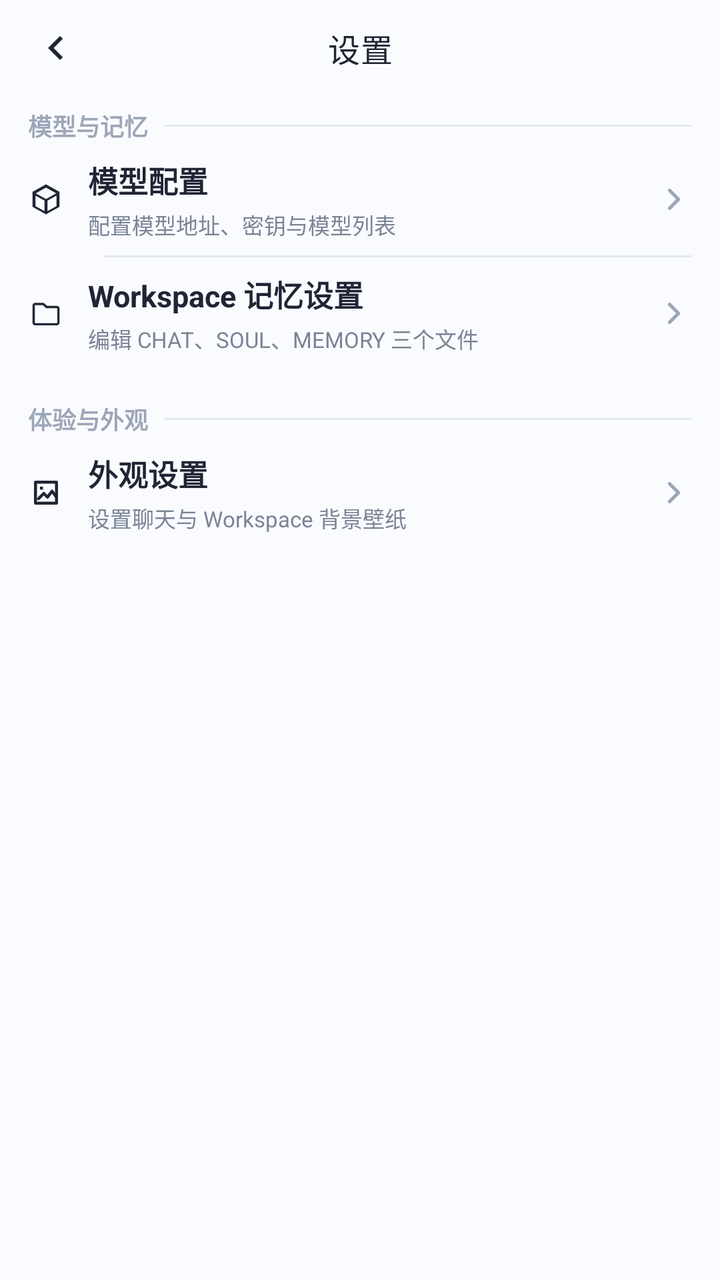
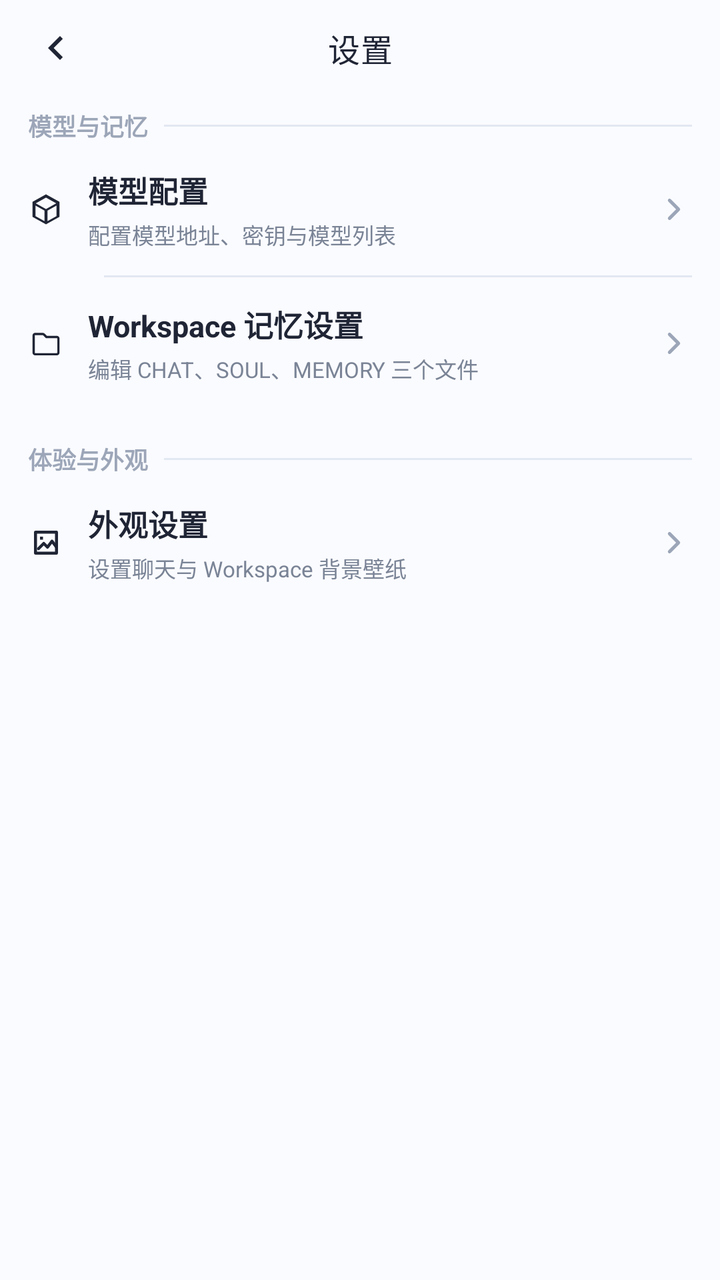

Compare the two renders of this Android layout. The source of the first and the diff that turns it into the second are given below.
<!-- AndroidManifest.xml: application theme Theme.ManTou -->
<!-- res/layout/activity_settings.xml -->
<?xml version="1.0" encoding="utf-8"?>
<LinearLayout xmlns:android="http://schemas.android.com/apk/res/android"
    xmlns:app="http://schemas.android.com/apk/res-auto"
    android:id="@+id/main"
    android:layout_width="match_parent"
    android:layout_height="match_parent"
    android:background="@color/mt_background"
    android:orientation="vertical">

    <com.google.android.material.appbar.MaterialToolbar
        android:id="@+id/toolbar"
        android:layout_width="match_parent"
        android:layout_height="48dp"
        android:background="@color/mt_background"
        app:navigationIcon="@drawable/ic_arrow_back"
        app:navigationIconTint="@color/mt_text_primary"
        app:title="设置"
        app:titleCentered="true"
        app:titleTextColor="@color/mt_text_primary"
        app:titleTextAppearance="@style/TextAppearance.Material3.TitleMedium" />

    <ScrollView
        android:layout_width="match_parent"
        android:layout_height="0dp"
        android:layout_weight="1"
        android:clipToPadding="false"
        android:overScrollMode="never"
        android:paddingHorizontal="14dp"
        android:paddingBottom="16dp">

        <LinearLayout
            android:layout_width="match_parent"
            android:layout_height="wrap_content"
            android:orientation="vertical">

            <LinearLayout
                android:layout_width="match_parent"
                android:layout_height="wrap_content"
                android:layout_marginTop="6dp"
                android:gravity="center_vertical"
                android:orientation="horizontal">

                <TextView
                    android:layout_width="wrap_content"
                    android:layout_height="wrap_content"
                    android:text="模型与记忆"
                    android:textColor="@color/mt_text_muted"
                    android:textSize="12sp"
                    android:textStyle="bold" />

                <View
                    android:layout_width="0dp"
                    android:layout_height="1dp"
                    android:layout_marginStart="8dp"
                    android:layout_weight="1"
                    android:background="@color/mt_outline" />
            </LinearLayout>

            <LinearLayout
                android:id="@+id/rowModelConfig"
                android:layout_width="match_parent"
                android:layout_height="56dp"
                android:clickable="true"
                android:focusable="true"
                android:foreground="?attr/selectableItemBackground"
                android:gravity="center_vertical"
                android:orientation="horizontal">

                <ImageView
                    android:layout_width="18dp"
                    android:layout_height="18dp"
                    android:contentDescription="@null"
                    android:src="@drawable/ic_package_empty"
                    app:tint="@color/mt_text_primary" />

                <LinearLayout
                    android:layout_width="0dp"
                    android:layout_height="match_parent"
                    android:layout_marginStart="12dp"
                    android:layout_weight="1"
                    android:gravity="center_vertical"
                    android:orientation="vertical">

                    <TextView
                        android:layout_width="match_parent"
                        android:layout_height="wrap_content"
                        android:text="模型配置"
                        android:textColor="@color/mt_text_primary"
                        android:textSize="15sp"
                        android:textStyle="bold" />

                    <TextView
                        android:layout_width="match_parent"
                        android:layout_height="wrap_content"
                        android:layout_marginTop="3dp"
                        android:text="配置模型地址、密钥与模型列表"
                        android:textColor="@color/mt_text_secondary"
                        android:textSize="11sp" />
                </LinearLayout>

                <ImageView
                    android:layout_width="18dp"
                    android:layout_height="18dp"
                    android:src="@drawable/ic_chevron_right" />
            </LinearLayout>

            <View
                android:layout_width="match_parent"
                android:layout_height="1dp"
                android:layout_marginStart="38dp"
                android:background="@color/mt_outline" />

            <LinearLayout
                android:id="@+id/rowWorkspaceMemory"
                android:layout_width="match_parent"
                android:layout_height="56dp"
                android:clickable="true"
                android:focusable="true"
                android:foreground="?attr/selectableItemBackground"
                android:gravity="center_vertical"
                android:orientation="horizontal">

                <ImageView
                    android:layout_width="18dp"
                    android:layout_height="18dp"
                    android:contentDescription="@null"
                    android:src="@drawable/ic_folder_outline"
                    app:tint="@color/mt_text_primary" />

                <LinearLayout
                    android:layout_width="0dp"
                    android:layout_height="match_parent"
                    android:layout_marginStart="12dp"
                    android:layout_weight="1"
                    android:gravity="center_vertical"
                    android:orientation="vertical">

                    <TextView
                        android:layout_width="match_parent"
                        android:layout_height="wrap_content"
                        android:text="Workspace 记忆设置"
                        android:textColor="@color/mt_text_primary"
                        android:textSize="15sp"
                        android:textStyle="bold" />

                    <TextView
                        android:layout_width="match_parent"
                        android:layout_height="wrap_content"
                        android:layout_marginTop="3dp"
                        android:text="编辑 CHAT、SOUL、MEMORY 三个文件"
                        android:textColor="@color/mt_text_secondary"
                        android:textSize="11sp" />
                </LinearLayout>

                <ImageView
                    android:layout_width="18dp"
                    android:layout_height="18dp"
                    android:src="@drawable/ic_chevron_right" />
            </LinearLayout>

            <LinearLayout
                android:layout_width="match_parent"
                android:layout_height="wrap_content"
                android:layout_marginTop="16dp"
                android:gravity="center_vertical"
                android:orientation="horizontal">

                <TextView
                    android:layout_width="wrap_content"
                    android:layout_height="wrap_content"
                    android:text="体验与外观"
                    android:textColor="@color/mt_text_muted"
                    android:textSize="12sp"
                    android:textStyle="bold" />

                <View
                    android:layout_width="0dp"
                    android:layout_height="1dp"
                    android:layout_marginStart="8dp"
                    android:layout_weight="1"
                    android:background="@color/mt_outline" />
            </LinearLayout>

            <LinearLayout
                android:id="@+id/rowAppearance"
                android:layout_width="match_parent"
                android:layout_height="56dp"
                android:clickable="true"
                android:focusable="true"
                android:foreground="?attr/selectableItemBackground"
                android:gravity="center_vertical"
                android:orientation="horizontal">

                <ImageView
                    android:layout_width="18dp"
                    android:layout_height="18dp"
                    android:contentDescription="@null"
                    android:src="@drawable/ic_input_image"
                    app:tint="@color/mt_text_primary" />

                <LinearLayout
                    android:layout_width="0dp"
                    android:layout_height="match_parent"
                    android:layout_marginStart="12dp"
                    android:layout_weight="1"
                    android:gravity="center_vertical"
                    android:orientation="vertical">

                    <TextView
                        android:layout_width="match_parent"
                        android:layout_height="wrap_content"
                        android:text="外观设置"
                        android:textColor="@color/mt_text_primary"
                        android:textSize="15sp"
                        android:textStyle="bold" />

                    <TextView
                        android:layout_width="match_parent"
                        android:layout_height="wrap_content"
                        android:layout_marginTop="3dp"
                        android:text="设置聊天与 Workspace 背景壁纸"
                        android:textColor="@color/mt_text_secondary"
                        android:textSize="11sp" />
                </LinearLayout>

                <ImageView
                    android:layout_width="18dp"
                    android:layout_height="18dp"
                    android:src="@drawable/ic_chevron_right" />
            </LinearLayout>
        </LinearLayout>
    </ScrollView>
</LinearLayout>
<!-- resources referenced by this layout -->
<resources>
  <color name="mt_background">#FAFBFF</color>
  <color name="mt_outline">#E2E8F3</color>
  <color name="mt_text_muted">#9CA6B8</color>
  <color name="mt_text_primary">#202535</color>
  <color name="mt_text_secondary">#7A8496</color>
  <style name="Theme.ManTou" parent="Base.Theme.ManTou" />
  <color name="input_action_blue">#2C83D8</color>
  <style name="Base.Theme.ManTou" parent="Theme.Material3.Light.NoActionBar">
          <item name="colorPrimary">@color/mt_primary</item>
          <item name="colorOnPrimary">@color/mt_on_primary</item>
          <item name="colorPrimaryContainer">@color/mt_surface_blue</item>
          <item name="colorOnPrimaryContainer">@color/mt_primary_dark</item>
          <item name="colorSecondary">@color/mt_primary_dark</item>
          <item name="colorOnSecondary">@color/mt_on_primary</item>
          <item name="colorSurface">@color/mt_surface</item>
          <item name="colorOnSurface">@color/mt_text_primary</item>
          <item name="colorSurfaceVariant">@color/mt_surface_soft</item>
          <item name="colorOnSurfaceVariant">@color/mt_text_secondary</item>
          <item name="android:colorBackground">@color/mt_background</item>
          <item name="colorOutline">@color/mt_outline</item>
          <item name="colorError">@color/mt_error</item>
          <item name="android:colorAccent">@color/mt_primary</item>
          <item name="android:fontFamily">sans-serif</item>
          <item name="android:statusBarColor">@color/mt_surface</item>
          <item name="android:navigationBarColor">@color/mt_surface</item>
          <item name="android:windowLightStatusBar">true</item>
          <item name="android:windowLightNavigationBar">true</item>
          <item name="android:windowBackground">@color/mt_background</item>
      </style>
  <color name="mt_primary">#2F80ED</color>
  <color name="mt_on_primary">#FFFFFF</color>
  <color name="mt_surface_blue">#EAF3FF</color>
  <color name="mt_primary_dark">#1F5FBF</color>
  <color name="mt_surface">#FFFFFF</color>
  <color name="mt_surface_soft">#F5F8FE</color>
  <color name="mt_error">#E65353</color>
  <!-- unchanged entries left out for length: 5 -->
</resources>

<!-- the commit's change to res/layout/activity_settings.xml (unified diff, before → after) -->
@@ -59,7 +59,7 @@
             <LinearLayout
                 android:id="@+id/rowModelConfig"
                 android:layout_width="match_parent"
-                android:layout_height="56dp"
+                android:layout_height="66dp"
                 android:clickable="true"
                 android:focusable="true"
                 android:foreground="?attr/selectableItemBackground"
@@ -113,7 +113,7 @@
             <LinearLayout
                 android:id="@+id/rowWorkspaceMemory"
                 android:layout_width="match_parent"
-                android:layout_height="56dp"
+                android:layout_height="66dp"
                 android:clickable="true"
                 android:focusable="true"
                 android:foreground="?attr/selectableItemBackground"
@@ -184,7 +184,7 @@
             <LinearLayout
                 android:id="@+id/rowAppearance"
                 android:layout_width="match_parent"
-                android:layout_height="56dp"
+                android:layout_height="66dp"
                 android:clickable="true"
                 android:focusable="true"
                 android:foreground="?attr/selectableItemBackground"
<!-- resource entries referenced after the edit -->
@@ -28,6 +28,9 @@
           <item name="android:windowLightStatusBar">true</item>
           <item name="android:windowLightNavigationBar">true</item>
           <item name="android:windowBackground">@color/mt_background</item>
+          <item name="android:alertDialogTheme">@style/ThemeOverlay.ManTou.GlassAlertDialog</item>
+          <item name="alertDialogTheme">@style/ThemeOverlay.ManTou.GlassAlertDialog</item>
+          <item name="materialAlertDialogTheme">@style/ThemeOverlay.ManTou.GlassAlertDialog</item>
       </style>
   <color name="mt_primary">#2F80ED</color>
   <color name="mt_on_primary">#FFFFFF</color>
@@ -36,6 +39,36 @@
   <color name="mt_surface">#FFFFFF</color>
   <color name="mt_surface_soft">#F5F8FE</color>
   <color name="mt_error">#E65353</color>
+  <style name="ThemeOverlay.ManTou.GlassAlertDialog" parent="ThemeOverlay.ManTou.GlassAlertDialog.Base" />
+  <style name="ThemeOverlay.ManTou.GlassAlertDialog.Base" parent="ThemeOverlay.Material3.MaterialAlertDialog">
+          <item name="android:windowBackground">@drawable/bg_dialog_glass</item>
+          <item name="android:colorBackgroundFloating">@color/mt_dialog_glass</item>
+          <item name="android:backgroundDimEnabled">true</item>
+          <item name="android:backgroundDimAmount">0.28</item>
+          <item name="backgroundTint">@android:color/transparent</item>
+          <item name="backgroundInsetStart">24dp</item>
+          <item name="backgroundInsetEnd">24dp</item>
+          <item name="backgroundInsetTop">24dp</item>
+          <item name="backgroundInsetBottom">24dp</item>
+          <item name="colorSurface">@color/mt_dialog_glass</item>
+          <item name="shapeAppearanceOverlay">@style/ShapeAppearance.ManTou.Dialog</item>
+      </style>
+  <!-- drawable bg_dialog_glass (drawable) -->
+  <?xml version="1.0" encoding="utf-8"?>
+  <shape xmlns:android="http://schemas.android.com/apk/res/android"
+      android:shape="rectangle">
+      <solid android:color="@color/mt_dialog_glass" />
+      <corners android:radius="24dp" />
+      <stroke
+          android:width="1dp"
+          android:color="@color/mt_dialog_glass_stroke" />
+  </shape>
+  <color name="mt_dialog_glass">#EFFFFFFF</color>
+  <style name="ShapeAppearance.ManTou.Dialog" parent="">
+          <item name="cornerFamily">rounded</item>
+          <item name="cornerSize">24dp</item>
+      </style>
+  <color name="mt_dialog_glass_stroke">#B8FFFFFF</color>
   <!-- unchanged entries left out for length: 5 -->
 </resources>
 
